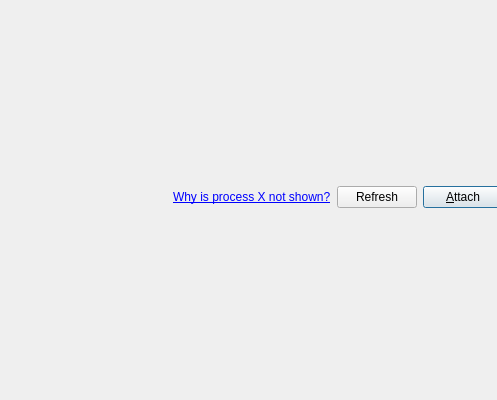
First picture: the form in src/gui/Src/Gui/AttachDialog.ui, repository x64dbg/x64dbg, before the edit; both pictures show x 205 to 702 and y 0 to 400 of the 800 by 400 pixel window.
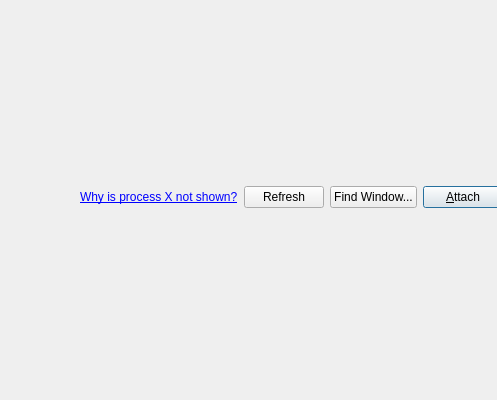
Second picture: the form after the edit. Icons and pictures are not drawn.

Commit message: Find window in attach dialog

```diff
--- a/src/gui/Src/Gui/AttachDialog.ui
+++ b/src/gui/Src/Gui/AttachDialog.ui
@@ -97,6 +97,13 @@
          </property>
         </widget>
        </item>
+       <item>
+        <widget class="QPushButton" name="btnFindWindow">
+         <property name="text">
+          <string>Find Window...</string>
+         </property>
+        </widget>
+       </item>
        <item>
         <widget class="QPushButton" name="btnAttach">
          <property name="sizePolicy">
```
The commit also changes 2 other files.
